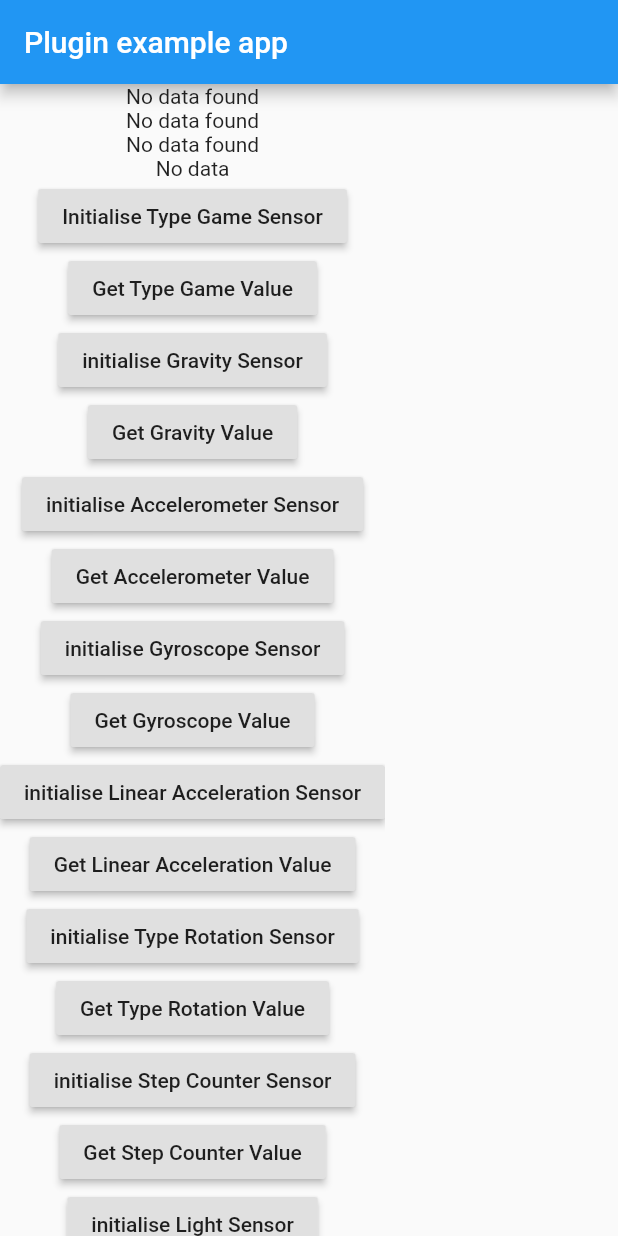
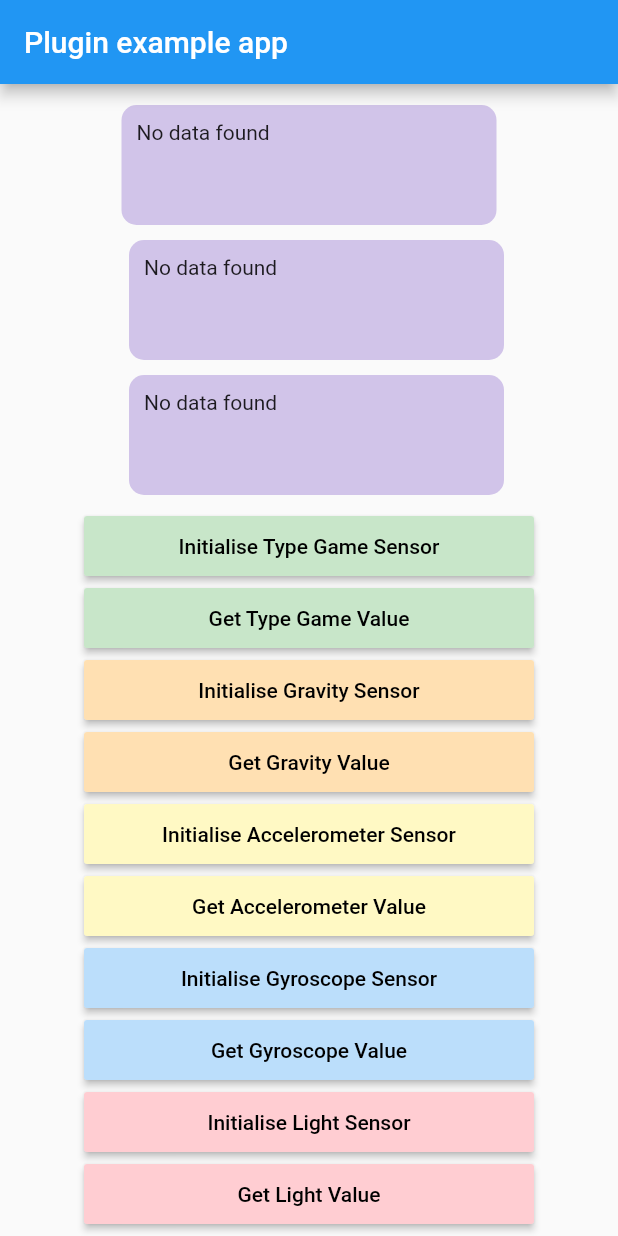
Before and after one commit to rohanakut/AndroidSensors, a Flutter app: the screen it shows after launch, on a phone screen of 412 x 824 dp. Run offline on Flutter 3.47's test engine with Material 2 defaults, Android fonts, the phone set to English and light mode, and no system bars.

Commit message:
beautified example

```diff
--- a/example/lib/main.dart
+++ b/example/lib/main.dart
@@ -2,7 +2,7 @@ import 'package:flutter/material.dart';
 import 'dart:async';
 
 import 'package:flutter/services.dart';
-import 'package:testandroidsensor2/testandroidsensor2.dart';
+import 'package:androidSensors/androidSensors.dart';
 
 void main() {
   runApp(MyApp());
@@ -14,8 +14,6 @@ class MyApp extends StatefulWidget {
 }
 
 class _MyAppState extends State<MyApp> {
-  double _platformVersion = 0.155;
-  List<double> _sensorVersion;
   double typeGameValue1 = 0.0;
   double typeGameValue2 = 0.0;
   double typeGameValue3 = 0.0;
@@ -25,9 +23,9 @@ class _MyAppState extends State<MyApp> {
     super.initState();
   }
 
-  Future<String> initialiseTypeGameSensor() async {
+  void initialiseTypeGameSensor() async {
     String isInitialised;
-    await Testandroidsensor2.initialiseTypeGameSensorFunc.then((value) {
+    await AndroidSensors.initialiseTypeGameSensorFunc.then((value) {
       setState(() {
         isInitialised = value;
         print(isInitialised);
@@ -35,9 +33,9 @@ class _MyAppState extends State<MyApp> {
     });
   }
 
-  Future<String> initialiseGravitySensor() async {
+  void initialiseGravitySensor() async {
     String isInitialised;
-    await Testandroidsensor2.initialiseGravitySensorFunc.then((value) {
+    await AndroidSensors.initialiseGravitySensorFunc.then((value) {
       setState(() {
         isInitialised = value;
         print(isInitialised);
@@ -45,9 +43,9 @@ class _MyAppState extends State<MyApp> {
     });
   }
 
-  Future<String> initialiseAccelerometerSensor() async {
+  void initialiseAccelerometerSensor() async {
     String isInitialised;
-    await Testandroidsensor2.initialiseAccelerometerSensorFunc.then((value) {
+    await AndroidSensors.initialiseAccelerometerSensorFunc.then((value) {
       setState(() {
         isInitialised = value;
         print(isInitialised);
@@ -55,9 +53,9 @@ class _MyAppState extends State<MyApp> {
     });
   }
 
-  Future<String> initialiseGyroscopeSensor() async {
+  void initialiseGyroscopeSensor() async {
     String isInitialised;
-    await Testandroidsensor2.initialiseGyroscopeSensorFunc.then((value) {
+    await AndroidSensors.initialiseGyroscopeSensorFunc.then((value) {
       setState(() {
         isInitialised = value;
         print(isInitialised);
@@ -65,10 +63,9 @@ class _MyAppState extends State<MyApp> {
     });
   }
 
-  Future<String> initialiseLinearAccelerationSensor() async {
+  void initialiseLinearAccelerationSensor() async {
     String isInitialised;
-    await Testandroidsensor2.initialiseLinearAccelerationSensorFunc
-        .then((value) {
+    await AndroidSensors.initialiseLinearAccelerationSensorFunc.then((value) {
       setState(() {
         isInitialised = value;
         print(isInitialised);
@@ -76,9 +73,9 @@ class _MyAppState extends State<MyApp> {
     });
   }
 
-  Future<String> initialiseTypeRotationSensor() async {
+  void initialiseTypeRotationSensor() async {
     String isInitialised;
-    await Testandroidsensor2.initialiseTypeRotationSensorFunc.then((value) {
+    await AndroidSensors.initialiseTypeRotationSensorFunc.then((value) {
       setState(() {
         isInitialised = value;
         print(isInitialised);
@@ -86,9 +83,9 @@ class _MyAppState extends State<MyApp> {
     });
   }
 
-  Future<String> initialiseStepCounterSensor() async {
+  void initialiseStepCounterSensor() async {
     String isInitialised;
-    await Testandroidsensor2.initialiseStepCounterSensorFunc.then((value) {
+    await AndroidSensors.initialiseStepCounterSensorFunc.then((value) {
       setState(() {
         isInitialised = value;
         print(isInitialised);
@@ -96,36 +93,15 @@ class _MyAppState extends State<MyApp> {
     });
   }
 
-  // Future<String> initialiseAmbientTemperatureSensor() async {
-  //   String isInitialised;
-  //   await Testandroidsensor2.initialiseAmbientTemperatureSensorFunc
-  //       .then((value) {
-  //     setState(() {
-  //       isInitialised = value;
-  //       print(isInitialised);
-  //     });
-  //   });
-  // }
-
-  Future<String> initialiseLightSensor() async {
+  void initialiseLightSensor() async {
     String isInitialised;
-    await Testandroidsensor2.initialiseLightSensorFunc.then((value) {
+    await AndroidSensors.initialiseLightSensorFunc.then((value) {
       setState(() {
         isInitialised = value;
         print(isInitialised);
       });
     });
   }
-
-  // Future<String> initialiseTemperatureSensor() async {
-  //   String isInitialised;
-  //   await Testandroidsensor2.initialiseTemperatureSensorFunc.then((value) {
-  //     setState(() {
-  //       isInitialised = value;
-  //       print(isInitialised);
-  //     });
-  //   });
-  // }
 
   @override
   Widget build(BuildContext context) {
@@ -135,42 +111,85 @@ class _MyAppState extends State<MyApp> {
           appBar: AppBar(
             title: const Text('Plugin example app'),
           ),
-        body: SingleChildScrollView(
+          body: Center(
+            child: SingleChildScrollView(
                 child: Column(
                     // child: Text('Running on: $_platformVersion\n'),
                     children: <Widget>[
-              Container(
+                  Padding(
+                      padding: EdgeInsets.all(10),
+                      child: Container(
+                          height: 80,
+                          width: 250,
+                          padding: EdgeInsets.all(10),
+                          decoration: BoxDecoration(
+                            borderRadius: BorderRadius.circular(10),
+                            color: Colors.deepPurple.shade100,
+                          ),
                           child: typeGameValue1 == 0
                               ? Text("No data found")
-                      : Text("$typeGameValue1")),
-              Container(
+                              : Text(
+                                  "The first value of sensor is: $typeGameValue1"))),
+                  Padding(
+                      padding: EdgeInsets.fromLTRB(10, 0, 0, 10),
+                      child: Container(
+                          height: 80,
+                          width: 250,
+                          padding: EdgeInsets.all(10),
+                          decoration: BoxDecoration(
+                            borderRadius: BorderRadius.circular(10),
+                            color: Colors.deepPurple.shade100,
+                          ),
                           child: typeGameValue2 == 0
                               ? Text("No data found")
-                      : Text("$typeGameValue2")),
-              Container(
+                              : Text(
+                                  "The second value of sensor is: $typeGameValue2"))),
+                  Padding(
+                      padding: EdgeInsets.fromLTRB(10, 0, 0, 10),
+                      child: Container(
+                          height: 80,
+                          width: 250,
+                          padding: EdgeInsets.all(10),
+                          decoration: BoxDecoration(
+                            borderRadius: BorderRadius.circular(10),
+                            color: Colors.deepPurple.shade100,
+                          ),
                           child: typeGameValue3 == 0
                               ? Text("No data found")
-                      : Text("$typeGameValue3")),
-              StreamBuilder(
-                  stream: Testandroidsensor2.sensorData,
-                  builder:
-                      (BuildContext context, AsyncSnapshot<double> snapshot) {
-                    if (snapshot.hasData) {
-                      return Text("The value is ${snapshot.data}");
-                    }
-                    return Text("No data");
-                  }),
+                              : Text(
+                                  "The third value of sensor is: $typeGameValue3"))),
+                  // StreamBuilder(
+                  //     stream: AndroidSensors.sensorData,
+                  //     builder:
+                  //         (BuildContext context, AsyncSnapshot<double> snapshot) {
+                  //       if (snapshot.hasData) {
+                  //         return Text("The value is ${snapshot.data}");
+                  //       }
+                  //       return Text("No data");
+                  //     }),
 
                   //Container(child: Text("$typeGameValue")),
-              RaisedButton(
+                  SizedBox(
+                      width: 300,
+                      child: MaterialButton(
+                        height: 40.0,
+                        minWidth: 70.0,
+                        color: Colors.green[100],
+                        textColor: Colors.black,
                         onPressed: () {
                           initialiseTypeGameSensor();
                         },
                         child: Text("Initialise Type Game Sensor"),
-              ),
-              RaisedButton(
+                      )),
+                  SizedBox(
+                      width: 300,
+                      child: MaterialButton(
+                        height: 40.0,
+                        minWidth: 70.0,
+                        color: Colors.green[100],
+                        textColor: Colors.black,
                         onPressed: () {
-                  Testandroidsensor2.typeGameReading.then((value) {
+                          AndroidSensors.typeGameReading.then((value) {
                             setState(() {
                               typeGameValue1 = value[0];
                               typeGameValue2 = value[1];
@@ -179,15 +198,27 @@ class _MyAppState extends State<MyApp> {
                           });
                         },
                         child: Text("Get Type Game Value"),
-              ),
-              RaisedButton(
+                      )),
+                  SizedBox(
+                      width: 300,
+                      child: MaterialButton(
+                          height: 40.0,
+                          minWidth: 70.0,
+                          color: Colors.orange[100],
+                          textColor: Colors.black,
                           onPressed: () {
                             initialiseGravitySensor();
                           },
-                  child: Text("initialise Gravity Sensor")),
-              RaisedButton(
+                          child: Text("Initialise Gravity Sensor"))),
+                  SizedBox(
+                      width: 300,
+                      child: MaterialButton(
+                        height: 40.0,
+                        minWidth: 70.0,
+                        color: Colors.orange[100],
+                        textColor: Colors.black,
                         onPressed: () {
-                  Testandroidsensor2.gravityReading.then((value) {
+                          AndroidSensors.gravityReading.then((value) {
                             setState(() {
                               typeGameValue1 = value[0];
                               typeGameValue2 = value[1];
@@ -196,15 +227,27 @@ class _MyAppState extends State<MyApp> {
                           });
                         },
                         child: Text("Get Gravity Value"),
-              ),
-              RaisedButton(
+                      )),
+                  SizedBox(
+                      width: 300,
+                      child: MaterialButton(
+                          height: 40.0,
+                          minWidth: 70.0,
+                          color: Colors.yellow[100],
+                          textColor: Colors.black,
                           onPressed: () {
                             initialiseAccelerometerSensor();
                           },
-                  child: Text("initialise Accelerometer Sensor")),
-              RaisedButton(
+                          child: Text("Initialise Accelerometer Sensor"))),
+                  SizedBox(
+                      width: 300,
+                      child: MaterialButton(
+                        height: 40.0,
+                        minWidth: 70.0,
+                        color: Colors.yellow[100],
+                        textColor: Colors.black,
                         onPressed: () {
-                  Testandroidsensor2.accelerometerReading.then((value) {
+                          AndroidSensors.accelerometerReading.then((value) {
                             setState(() {
                               typeGameValue1 = value[0];
                               typeGameValue2 = value[1];
@@ -213,15 +256,27 @@ class _MyAppState extends State<MyApp> {
                           });
                         },
                         child: Text("Get Accelerometer Value"),
-              ),
-              RaisedButton(
+                      )),
+                  SizedBox(
+                      width: 300,
+                      child: MaterialButton(
+                          height: 40.0,
+                          minWidth: 70.0,
+                          color: Colors.blue[100],
+                          textColor: Colors.black,
                           onPressed: () {
                             initialiseGyroscopeSensor();
                           },
-                  child: Text("initialise Gyroscope Sensor")),
-              RaisedButton(
+                          child: Text("Initialise Gyroscope Sensor"))),
+                  SizedBox(
+                      width: 300,
+                      child: MaterialButton(
+                        height: 40.0,
+                        minWidth: 70.0,
+                        color: Colors.blue[100],
+                        textColor: Colors.black,
                         onPressed: () {
-                  Testandroidsensor2.gyroscopeReading.then((value) {
+                          AndroidSensors.gyroscopeReading.then((value) {
                             setState(() {
                               typeGameValue1 = value[0];
                               typeGameValue2 = value[1];
@@ -230,103 +285,124 @@ class _MyAppState extends State<MyApp> {
                           });
                         },
                         child: Text("Get Gyroscope Value"),
-              ),
-              RaisedButton(
-                  onPressed: () {
-                    initialiseLinearAccelerationSensor();
-                  },
-                  child: Text("initialise Linear Acceleration Sensor")),
-              RaisedButton(
-                onPressed: () {
-                  Testandroidsensor2.linearAccelerationReading.then((value) {
-                    setState(() {
-                      typeGameValue1 = value[0];
-                      typeGameValue2 = value[1];
-                      typeGameValue3 = value[2];
-                    });
-                  });
-                },
-                child: Text("Get Linear Acceleration Value"),
-              ),
-              RaisedButton(
-                  onPressed: () {
-                    initialiseTypeRotationSensor();
-                  },
-                  child: Text("initialise Type Rotation Sensor")),
-              RaisedButton(
-                onPressed: () {
-                  Testandroidsensor2.typeRotationReading.then((value) {
-                    setState(() {
-                      typeGameValue1 = value[0];
-                      typeGameValue2 = value[1];
-                      typeGameValue3 = value[2];
-                    });
-                  });
-                },
-                child: Text("Get Type Rotation Value"),
-              ),
-              RaisedButton(
-                  onPressed: () {
-                    initialiseStepCounterSensor();
-                  },
-                  child: Text("initialise Step Counter Sensor")),
-              RaisedButton(
-                onPressed: () {
-                  Testandroidsensor2.stepCounterReading.then((value) {
-                    setState(() {
-                      typeGameValue1 = value[0];
-                    });
-                  });
-                },
-                child: Text("Get Step Counter Value"),
-              ),
-              // RaisedButton(
+                      )),
+                  // SizedBox(
+                  //     width: 300,
+                  //     child: MaterialButton(
+                  //         height: 40.0,
+                  //         minWidth: 70.0,
+                  //         color: Colors.orange[100],
+                  //         textColor: Colors.black,
+                  //         onPressed: () {
+                  //           initialiseLinearAccelerationSensor();
+                  //         },
+                  //         child:
+                  //             Text("initialise Linear Acceleration Sensor"))),
+                  // SizedBox(
+                  //     width: 300,
+                  //     child: MaterialButton(
+                  //       height: 40.0,
+                  //       minWidth: 70.0,
+                  //       color: Colors.orange[100],
+                  //       textColor: Colors.black,
+                  //       onPressed: () {
+                  //         AndroidSensors.linearAccelerationReading
+                  //             .then((value) {
+                  //           setState(() {
+                  //             typeGameValue1 = value[0];
+                  //             typeGameValue2 = value[1];
+                  //             typeGameValue3 = value[2];
+                  //           });
+                  //         });
+                  //       },
+                  //       child: Text("Get Linear Acceleration Value"),
+                  //     )),
+                  // SizedBox(
+                  //     width: 300,
+                  //     child: MaterialButton(
+                  //         height: 40.0,
+                  //         minWidth: 70.0,
+                  //         color: Colors.green[100],
+                  //         textColor: Colors.black,
+                  //         onPressed: () {
+                  //           initialiseTypeRotationSensor();
+                  //         },
+                  //         child: Text("initialise Type Rotation Sensor"))),
+                  // SizedBox(
+                  //     width: 300,
+                  //     child: MaterialButton(
+                  //       height: 40.0,
+                  //       minWidth: 70.0,
+                  //       color: Colors.green[100],
+                  //       textColor: Colors.black,
+                  //       onPressed: () {
+                  //         AndroidSensors.typeRotationReading.then((value) {
+                  //           setState(() {
+                  //             typeGameValue1 = value[0];
+                  //             typeGameValue2 = value[1];
+                  //             typeGameValue3 = value[2];
+                  //           });
+                  //         });
+                  //       },
+                  //       child: Text("Get Type Rotation Value"),
+                  //     )),
+                  // SizedBox(
+                  //     width: 300,
+                  //     child: MaterialButton(
+                  //         height: 40.0,
+                  //         minWidth: 70.0,
+                  //         color: Colors.yellow[100],
+                  //         textColor: Colors.black,
+                  //         onPressed: () {
+                  //           initialiseStepCounterSensor();
+                  //         },
+                  //         child: Text("initialise Step Counter Sensor"))),
+                  // SizedBox(
+                  //   width: 300,
+                  //   child: MaterialButton(
+                  //     height: 40.0,
+                  //     minWidth: 70.0,
+                  //     color: Colors.yellow[100],
+                  //     textColor: Colors.black,
                   //     onPressed: () {
-              //       initialiseAmbientTemperatureSensor();
+                  //       AndroidSensors.stepCounterReading.then((value) {
+                  //         setState(() {
+                  //           typeGameValue1 = value[0];
+                  //         });
+                  //       });
                   //     },
-              //     child: Text("initialise Ambient Temperature Sensor")),
-              // RaisedButton(
-              //   onPressed: () {
-              //     Testandroidsensor2.ambientTemperatureReading.then((value) {
-              //       setState(() {
-              //         typeGameValue1 = value[0];
-              //       });
-              //     });
-              //   },
-              //   child: Text("Get Ambient Temperature Value"),
+                  //     child: Text("Get Step Counter Value"),
+                  //   ),
                   // ),
-              RaisedButton(
+                  SizedBox(
+                      width: 300,
+                      child: MaterialButton(
+                          height: 40.0,
+                          minWidth: 70.0,
+                          color: Colors.red[100],
+                          textColor: Colors.black,
                           onPressed: () {
                             initialiseLightSensor();
                           },
-                  child: Text("initialise Light Sensor")),
-              RaisedButton(
+                          child: Text("Initialise Light Sensor"))),
+                  SizedBox(
+                      width: 300,
+                      child: MaterialButton(
+                        height: 40.0,
+                        minWidth: 70.0,
+                        color: Colors.red[100],
+                        textColor: Colors.black,
                         onPressed: () {
-                  Testandroidsensor2.lightReading.then((value) {
+                          AndroidSensors.lightReading.then((value) {
                             setState(() {
                               typeGameValue1 = value[0];
                             });
                           });
                         },
                         child: Text("Get Light Value"),
-              ),
-              // RaisedButton(
-              //     onPressed: () {
-              //       initialiseTemperatureSensor();
-              //     },
-              //     child: Text("initialise Temperature Sensor")),
-              // RaisedButton(
-              //   onPressed: () {
-              //     Testandroidsensor2.temperatureReading.then((value) {
-              //       setState(() {
-              //         typeGameValue1 = value[0];
-              //       });
-              //     });
-              //   },
-              //   child: Text("Get Temperature Value"),
-              // ),
+                      )),
                 ])),
-      ),
+          )),
     );
   }
 }
```
Also changed, not shown: example/pubspec.yaml (+4 -4 lines), lib/androidSensors.dart (added, +170 -0 lines), pubspec.yaml (+4 -4 lines), example/pubspec.lock, 24 other files. Lines whose indentation alone changed are shown as unchanged.
